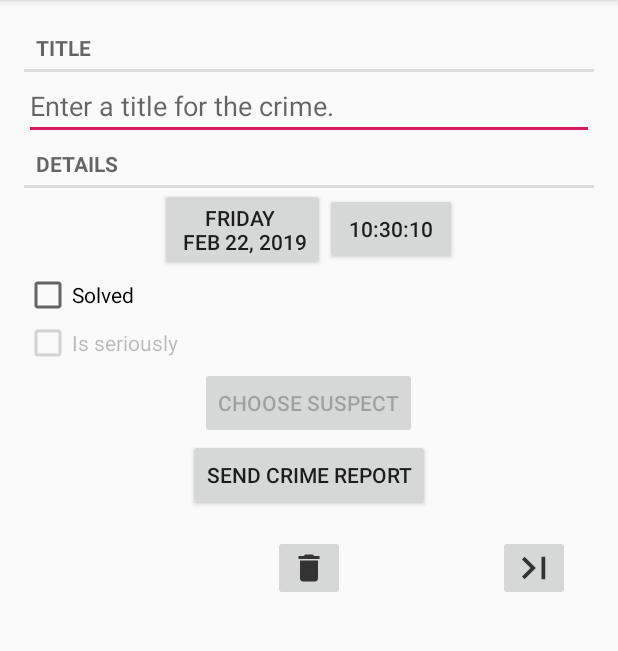
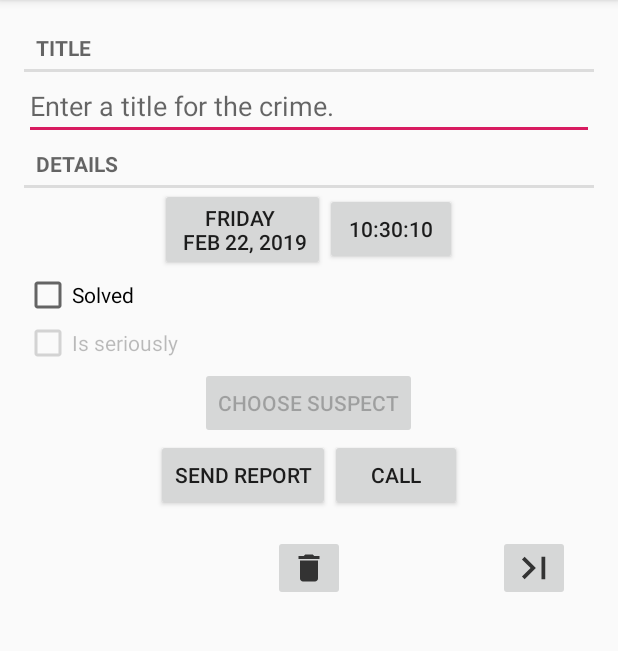
Before and after one commit to farvater11/CriminalIntent, an Android app: the screen it shows after launch (CrimePagerActivity), after a tap on "NEW CRIME", on a phone screen of 412 x 824 dp, the part 84-735 px from its top. Run offline under Robolectric (Android 15) with nearby library versions, the phone set to English and light mode, and no system bars.

Commit message:
chapter 15. future 2 done

```diff
--- a/app/build.gradle
+++ b/app/build.gradle
@@ -5,7 +5,7 @@ android {
     defaultConfig {
         applicationId "com.example.farvater.criminalintent"
         minSdkVersion 19
-        targetSdkVersion 28
+        targetSdkVersion 22
         versionCode 1
         versionName "1.0"
         testInstrumentationRunner "android.support.test.runner.AndroidJUnitRunner"
--- a/app/src/main/AndroidManifest.xml
+++ b/app/src/main/AndroidManifest.xml
@@ -1,7 +1,7 @@
 <?xml version="1.0" encoding="utf-8"?>
 <manifest xmlns:android="http://schemas.android.com/apk/res/android"
     package="com.example.farvater.criminalintent">
-
+    <uses-permission android:name="android.permission.READ_CONTACTS"/>
     <application
         android:allowBackup="true"
         android:icon="@mipmap/ic_launcher"
--- a/app/src/main/res/layout/fragmen_crime.xml
+++ b/app/src/main/res/layout/fragmen_crime.xml
@@ -52,12 +52,22 @@
         android:layout_height="wrap_content"
         android:text="@string/crime_suspect_text"
         android:layout_gravity="center"/>
-    <Button
-        android:id="@+id/crime_report"
-        android:layout_width="wrap_content"
+    <LinearLayout
+        android:layout_width="match_parent"
         android:layout_height="wrap_content"
-        android:text="@string/crime_report_text"
-        android:layout_gravity="center"/>
+        android:orientation="horizontal"
+        android:gravity="center">
+        <Button
+            android:id="@+id/crime_report"
+            android:layout_width="wrap_content"
+            android:layout_height="wrap_content"
+            android:text="@string/crime_report_text" />
+        <Button
+            android:id="@+id/call"
+            android:layout_width="wrap_content"
+            android:layout_height="wrap_content"
+            android:text="@string/call_to_suspect"/>
+    </LinearLayout>
 
     <android.support.constraint.ConstraintLayout
         android:layout_width="match_parent"
--- a/app/src/main/res/values/strings.xml
+++ b/app/src/main/res/values/strings.xml
@@ -14,7 +14,7 @@
     <string name="rem_all_crimes">Remove all</string>
     <string name="new_serio_crime">New seriously crime</string>
     <string name="crime_suspect_text">Choose Suspect</string>
-    <string name="crime_report_text">Send Crime Report</string>
+    <string name="crime_report_text">Send Report</string>
     <plurals name="subtitle_plural">
         <item quantity="one">%1$d crime</item>
         <item quantity="other">%1$d crimes</item>
@@ -26,4 +26,5 @@
     <string name="crime_report_suspect">the suspect is %s.</string>
     <string name="crime_report_subject">CriminalIntent Crime Report</string>
     <string name="send_report">Send crime report via</string>
+    <string name="call_to_suspect">Call</string>
 </resources>
```
Also changed, not shown: app/src/main/java/com/example/farvater/criminalintent/CrimeFragment.java (+34 -8 lines).
